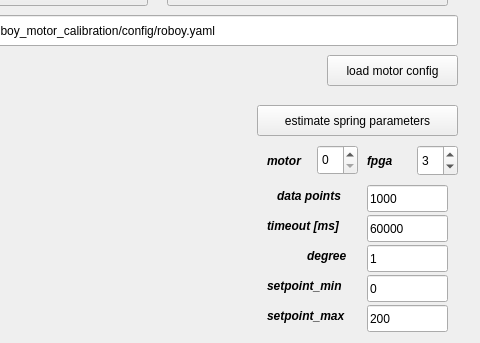
Roboy/roboy_rqt_plugins, file roboy_motor_calibration/src/roboy_motor_calibration.ui: the form before one commit; both pictures show x 383 to 863 and y 435 to 778 of the 863 by 778 pixel window.
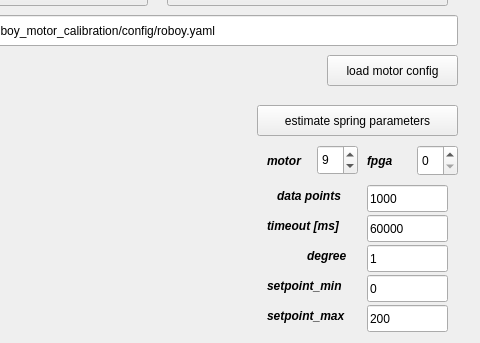
The form after the commit. Custom widgets are drawn as their Qt base class.

What changed in the file:
```diff
--- a/roboy_motor_calibration/src/roboy_motor_calibration.ui
+++ b/roboy_motor_calibration/src/roboy_motor_calibration.ui
@@ -269,6 +269,9 @@
    <property name="maximum">
     <number>13</number>
    </property>
+   <property name="value">
+    <number>9</number>
+   </property>
   </widget>
   <widget class="QSpinBox" name="fpga">
    <property name="geometry">
@@ -283,7 +286,7 @@
     <number>5</number>
    </property>
    <property name="value">
-    <number>3</number>
+    <number>0</number>
    </property>
   </widget>
   <widget class="QLabel" name="label_7">
```
